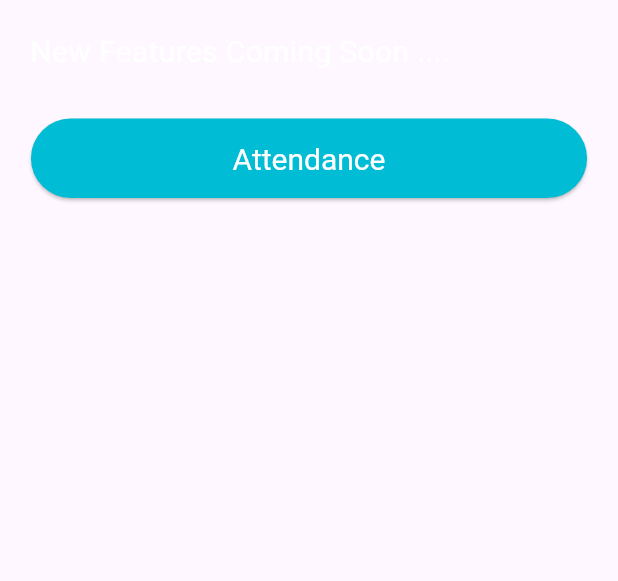
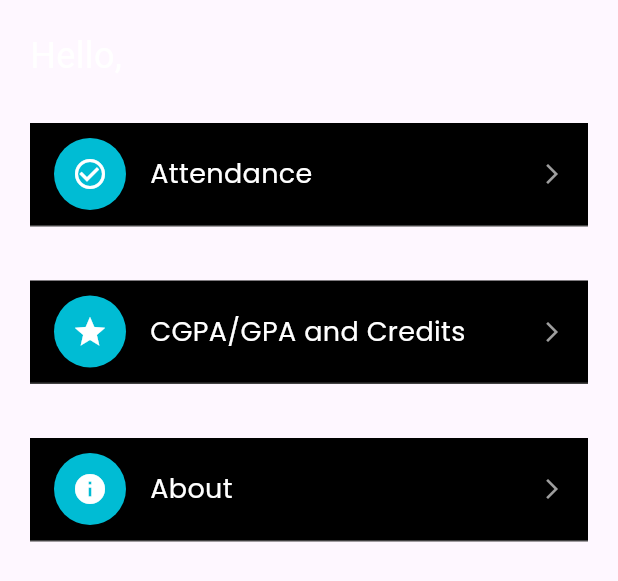
Before and after one commit to DK10WS/SLCM_APP, a Flutter app: the HomeScreen widget shown alone on an empty page, opened directly with empty values, on a phone screen of 412 x 824 dp. Shown: the top 581 px of the screen. Run offline on Flutter 3.47's test engine with Material 3 defaults, Android fonts, the phone set to English and light mode, and no system bars; our stand-ins replace shared_preferences; accounts and stored records are empty; network calls fail; Roboto replaces fonts that are missing (DancingScript).

Commit message:
added new buttons to timetable and made UI fixes

```diff
--- a/lib/Attendance.dart
+++ b/lib/Attendance.dart
@@ -148,8 +148,7 @@ class _AttendancePageState extends State<AttendancePage> {
                 child: Container(
                   width: MediaQuery.of(context).size.width * 0.90,
                   decoration: BoxDecoration(
-                    border: Border.all(
-                        color: Colors.white, width: 1.0), // White border
+                    border: Border.all(color: Colors.white, width: 1.0),
                     borderRadius: BorderRadius.circular(12.0),
                   ),
                   child: ClipRRect(
--- /dev/null
+++ b/lib/about.dart
@@ -0,0 +1,11 @@
+import 'package:flutter/material.dart';
+
+class About extends StatelessWidget {
+  final newCookies;
+  const About({super.key, required this.newCookies});
+
+  @override
+  Widget build(BuildContext context) {
+    return Container();
+  }
+}
--- a/lib/home_page.dart
+++ b/lib/home_page.dart
@@ -4,6 +4,8 @@ import 'package:mujslcm/information.dart';
 import 'package:mujslcm/timetable.dart';
 import 'login.dart';
 import 'session_manager.dart';
+import 'about.dart';
+import 'grades.dart';
 
 class HomePage extends StatefulWidget {
   final String name;
@@ -26,7 +28,7 @@ class _HomePageState extends State<HomePage> {
     super.initState();
     _pages = [
       Timetable(newCookies: widget.newCookies),
-      HomeScreen(newCookies: widget.newCookies),
+      HomeScreen(name: widget.name, newCookies: widget.newCookies),
       Information(newCookies: widget.newCookies),
     ];
   }
@@ -51,7 +53,7 @@ class _HomePageState extends State<HomePage> {
         backgroundColor: Colors.black,
         title: Text(
           "Welcome ${capitalizeFirstName(widget.name)}",
-          style: TextStyle(color: Colors.white, fontFamily: "Gotham"),
+          style: const TextStyle(color: Colors.white, fontFamily: "Gotham"),
         ),
         actions: [
           IconButton(
@@ -94,32 +96,35 @@ class _HomePageState extends State<HomePage> {
 }
 
 class HomeScreen extends StatelessWidget {
+  final String name;
   final String newCookies;
 
-  const HomeScreen({Key? key, required this.newCookies}) : super(key: key);
+  const HomeScreen({Key? key, required this.name, required this.newCookies})
+      : super(key: key);
+
+  String capitalizeFirstName(String fullName) {
+    if (fullName.isEmpty) return fullName;
+    String firstName = fullName.split(' ')[0];
+    return firstName[0].toUpperCase() + firstName.substring(1).toLowerCase();
+  }
 
   @override
   Widget build(BuildContext context) {
     return Padding(
       padding: const EdgeInsets.all(20.0),
+      child: SingleChildScrollView(
         child: Column(
           crossAxisAlignment: CrossAxisAlignment.start,
           children: [
-          const Text(
-            "New Features Coming Soon ....",
-            style: TextStyle(fontSize: 20, color: Colors.white),
+            Text(
+              "Hello, ${capitalizeFirstName(name)}",
+              style: const TextStyle(fontSize: 24, color: Colors.white),
             ),
-          const SizedBox(height: 30),
-          Center(
-            child: SizedBox(
-              width: MediaQuery.of(context).size.width * 0.90,
-              child: ElevatedButton(
-                style: ElevatedButton.styleFrom(
-                  backgroundColor: Colors.cyan,
-                  padding: const EdgeInsets.symmetric(vertical: 15),
-                  textStyle: const TextStyle(fontSize: 20),
-                ),
-                onPressed: () {
+            const SizedBox(height: 20),
+            ChatButton(
+              label: "Attendance",
+              icon: Icons.check_circle_outline,
+              onTap: () {
                 Navigator.push(
                   context,
                   MaterialPageRoute(
@@ -129,18 +134,95 @@ class HomeScreen extends StatelessWidget {
                   ),
                 );
               },
-                child: const Text(
-                  "Attendance",
-                  style: TextStyle(
-                    fontFamily: "DancingScript",
-                    color: Colors.white,
             ),
+            const SizedBox(height: 20),
+            ChatButton(
+              label: "CGPA/GPA and Credits",
+              icon: Icons.grade,
+              onTap: () {
+                Navigator.push(
+                  context,
+                  MaterialPageRoute(
+                    builder: (context) => Grades(newCookies: newCookies),
                   ),
+                );
+              },
             ),
+            const SizedBox(height: 20),
+            ChatButton(
+              label: "About",
+              icon: Icons.info,
+              onTap: () {
+                Navigator.push(
+                  context,
+                  MaterialPageRoute(
+                    builder: (context) => About(newCookies: newCookies),
                   ),
+                );
+              },
             ),
           ],
+        ),
       ),
     );
   }
 }
+
+class ChatButton extends StatelessWidget {
+  final String label;
+  final IconData icon;
+  final VoidCallback onTap;
+
+  const ChatButton({
+    Key? key,
+    required this.label,
+    required this.icon,
+    required this.onTap,
+  }) : super(key: key);
+
+  @override
+  Widget build(BuildContext context) {
+    return InkWell(
+      onTap: onTap,
+      child: Container(
+        margin: const EdgeInsets.symmetric(
+            vertical: 8), // Add space between buttons
+        padding: const EdgeInsets.symmetric(vertical: 10, horizontal: 16),
+        decoration: BoxDecoration(
+          color: Colors.black, // Background similar to WhatsApp
+          border: Border(
+            bottom: BorderSide(
+              color: Colors.grey.shade800, // Divider line like WhatsApp
+              width: 1,
+            ),
+          ),
+        ),
+        child: Row(
+          children: [
+            CircleAvatar(
+              radius: 24,
+              backgroundColor: Colors.cyan,
+              child: Icon(icon, color: Colors.white, size: 24),
+            ),
+            const SizedBox(width: 16),
+            Expanded(
+              child: Text(
+                label,
+                style: const TextStyle(
+                  fontSize: 18,
+                  color: Colors.white,
+                  fontFamily: "Poppins",
+                ),
+              ),
+            ),
+            const Icon(
+              Icons.arrow_forward_ios,
+              size: 16,
+              color: Colors.grey,
+            ),
+          ],
+        ),
+      ),
+    );
+  }
+}
--- a/lib/login.dart
+++ b/lib/login.dart
@@ -197,6 +197,7 @@ class _MyLoginState extends State<MyLogin> {
                 child: const Text(
                   "Better Slcm",
                   style: TextStyle(
+                    fontFamily: "gotham",
                     color: Colors.cyan,
                     fontSize: 33,
                   ),
```
Also changed, not shown: lib/grades.dart (added, +326 -0 lines), lib/information.dart (+8 -8 lines), lib/timetable.dart (+123 -90 lines). Lines whose indentation alone changed are shown as unchanged.
